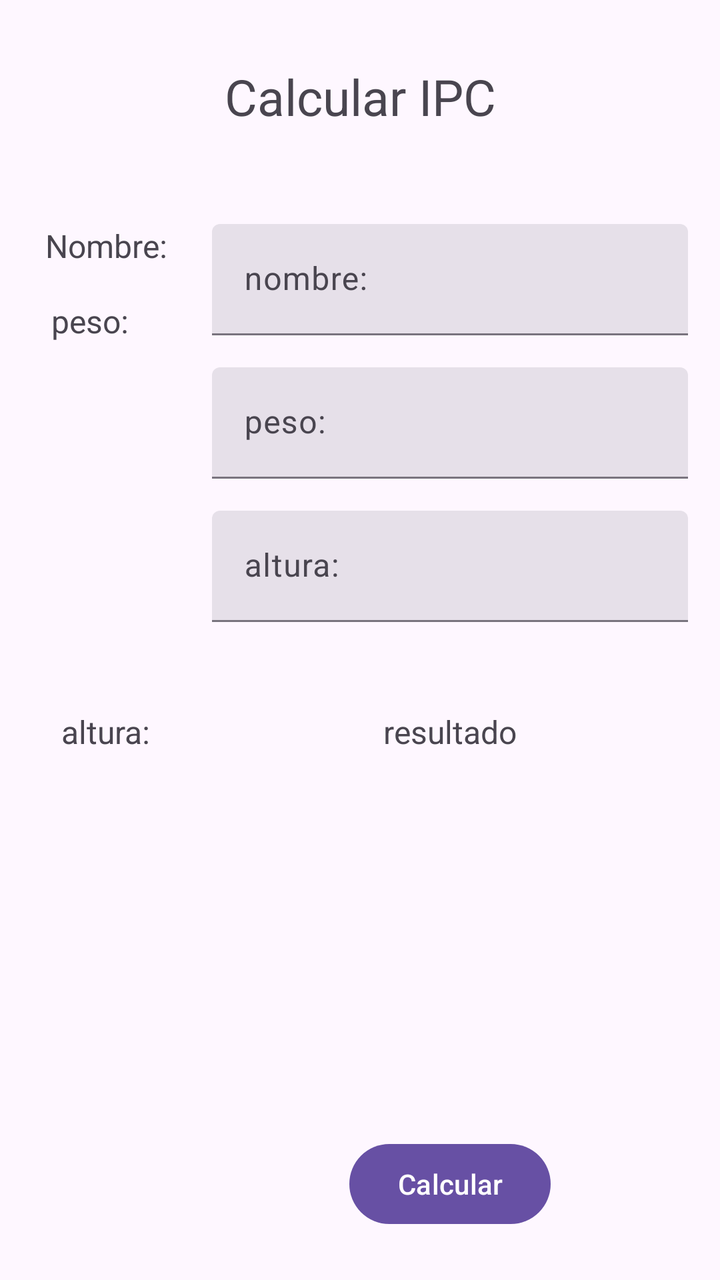
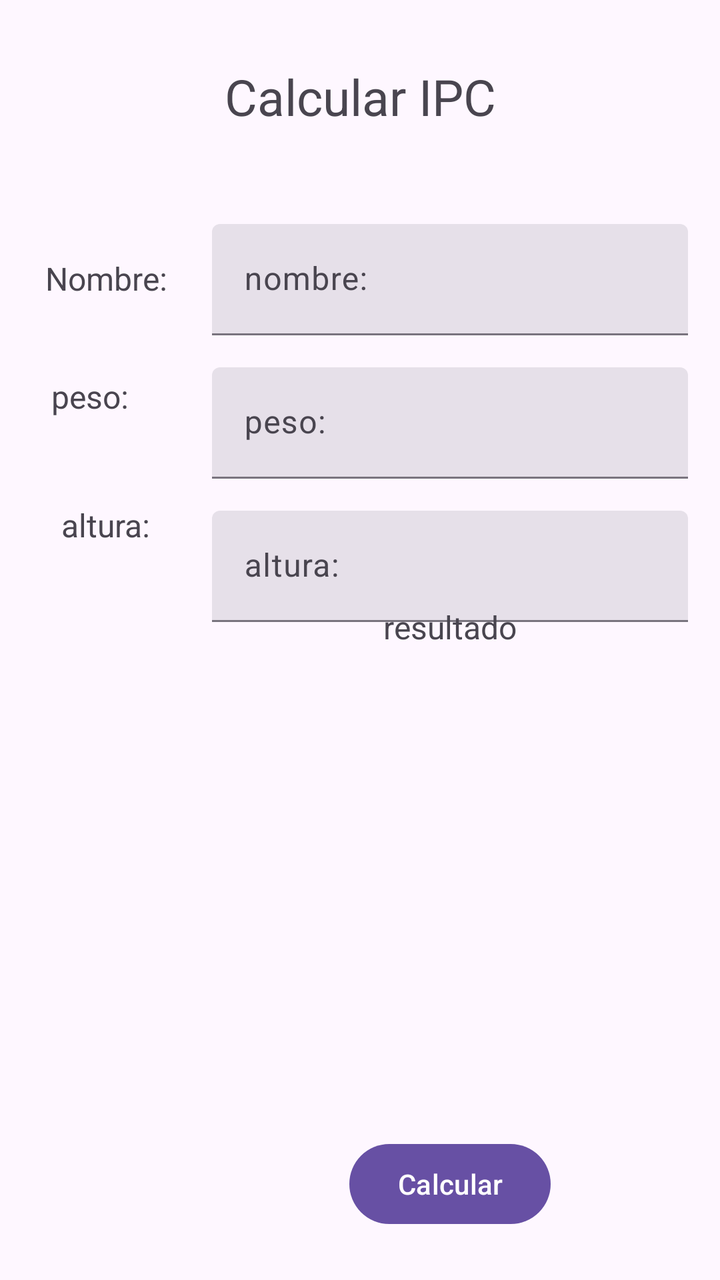

The first picture is an Android layout as it rendered before a commit; the second is the same layout after the commit. The layout source and the unified diff follow.
<!-- AndroidManifest.xml: application theme Theme.CalcularIpc -->
<!-- res/layout/activity_main.xml -->
<?xml version="1.0" encoding="utf-8"?>
<androidx.constraintlayout.widget.ConstraintLayout xmlns:android="http://schemas.android.com/apk/res/android"
    xmlns:app="http://schemas.android.com/apk/res-auto"
    xmlns:tools="http://schemas.android.com/tools"
    android:id="@+id/main"
    android:layout_width="match_parent"
    android:layout_height="match_parent"
    tools:context=".ui.main.MainActivity">

    <androidx.constraintlayout.widget.Guideline
        android:id="@+id/guidelineHorizontalTop"
        android:layout_width="wrap_content"
        android:layout_height="wrap_content"
        android:orientation="horizontal"
        app:layout_constraintGuide_percent="0.15"/>

    <androidx.constraintlayout.widget.Guideline
        android:id="@+id/guidelineHorizontalBottom"
        android:layout_width="wrap_content"
        android:layout_height="wrap_content"
        android:orientation="horizontal"
        app:layout_constraintGuide_percent="0.85"/>

    <androidx.constraintlayout.widget.Guideline
        android:id="@+id/guidelineVerticalLeft"
        android:layout_width="wrap_content"
        android:layout_height="wrap_content"
        android:orientation="vertical"
        app:layout_constraintGuide_percent="0.25"/>

    <TextView
        android:layout_width="wrap_content"
        android:layout_height="wrap_content"
        android:text="Calcular IPC"
        android:textSize="@dimen/_25sp"
        app:layout_constraintBottom_toBottomOf="@id/guidelineHorizontalTop"
        app:layout_constraintEnd_toEndOf="parent"
        app:layout_constraintStart_toStartOf="parent"
        app:layout_constraintTop_toTopOf="parent" />


    <TextView
        android:id="@+id/nombreLabel"
        android:layout_width="wrap_content"
        android:layout_height="wrap_content"
        android:text="@string/nombreLabel"
        android:textSize="16sp"
        android:layout_marginTop="@dimen/_16dp"
        android:layout_marginBottom="@dimen/_16dp"
        app:layout_constraintEnd_toStartOf="@+id/inputNombre"
        app:layout_constraintStart_toStartOf="parent"
        app:layout_constraintTop_toTopOf="@+id/guidelineHorizontalTop" />

    <TextView
        android:id="@+id/pesoLabel"
        android:layout_width="wrap_content"
        android:layout_height="wrap_content"
        android:text="@string/pesoLabel"
        android:textSize="16sp"
        android:layout_marginTop="@dimen/_16dp"
        android:layout_marginBottom="@dimen/_16dp"
        app:layout_constraintEnd_toStartOf="@+id/guidelineVerticalLeft"
        app:layout_constraintStart_toStartOf="parent"
        app:layout_constraintTop_toBottomOf="@+id/nombreLabel" />

    <TextView
        android:id="@+id/alturaLabel"
        android:layout_width="wrap_content"
        android:layout_height="wrap_content"
        android:layout_marginTop="@dimen/_16dp"
        android:text="@string/altura"
        android:textSize="16sp"

        app:layout_constraintBottom_toTopOf="@+id/guidelineHorizontalBottom"
        app:layout_constraintEnd_toStartOf="@+id/inputAltura"
        app:layout_constraintStart_toStartOf="parent"
        app:layout_constraintTop_toBottomOf="@+id/pesoLabel" />

    <com.google.android.material.textfield.TextInputLayout
        android:id="@+id/inputNombre"
        style="?attr/textInputFilledStyle"
        android:layout_width="0dp"
        android:layout_height="wrap_content"
        android:hint="@string/nombre"
        app:layout_constraintEnd_toEndOf="parent"

        app:layout_constraintStart_toStartOf="@+id/guidelineVerticalLeft"
        app:layout_constraintTop_toBottomOf="@+id/guidelineHorizontalTop"
        android:layout_marginTop="@dimen/_16dp"
        android:layout_marginStart="@dimen/_16dp"
        android:layout_marginEnd="@dimen/_16dp">

        <com.google.android.material.textfield.TextInputEditText
            android:id="@+id/etNombre"
            android:layout_width="match_parent"
            android:layout_height="wrap_content" />

    </com.google.android.material.textfield.TextInputLayout>


    <com.google.android.material.textfield.TextInputLayout
        android:id="@+id/inputPeso"
        style="?attr/textInputFilledStyle"
        android:layout_width="0dp"
        android:layout_height="wrap_content"
        android:hint="@string/peso"
        app:layout_constraintEnd_toEndOf="parent"

        app:layout_constraintStart_toStartOf="@+id/guidelineVerticalLeft"
        app:layout_constraintTop_toBottomOf="@+id/inputNombre"
        android:layout_marginTop="@dimen/_16dp"
        android:layout_marginStart="@dimen/_16dp"
        android:layout_marginEnd="@dimen/_16dp">

        <com.google.android.material.textfield.TextInputEditText
            android:id="@+id/etPeso"
            android:layout_width="match_parent"
            android:layout_height="wrap_content" />

    </com.google.android.material.textfield.TextInputLayout>

    <com.google.android.material.textfield.TextInputLayout
        android:id="@+id/inputAltura"
        style="?attr/textInputFilledStyle"
        android:layout_width="0dp"
        android:layout_height="wrap_content"
        android:hint="@string/altura"
        app:layout_constraintEnd_toEndOf="parent"

        app:layout_constraintStart_toStartOf="@+id/guidelineVerticalLeft"
        app:layout_constraintTop_toBottomOf="@+id/inputPeso"
        android:layout_marginTop="@dimen/_16dp"
        android:layout_marginStart="@dimen/_16dp"
        android:layout_marginEnd="@dimen/_16dp">

        <com.google.android.material.textfield.TextInputEditText
            android:id="@+id/etAltura"
            android:layout_width="match_parent"
            android:layout_height="wrap_content" />

    </com.google.android.material.textfield.TextInputLayout>

    <TextView
        android:id="@+id/textoResultado"
        android:layout_width="wrap_content"
        android:layout_height="wrap_content"
        android:layout_marginTop="@dimen/_16dp"
        android:text="resultado"
        android:textSize="16sp"

        app:layout_constraintBottom_toTopOf="@+id/guidelineHorizontalBottom"
        app:layout_constraintEnd_toEndOf="parent"
        app:layout_constraintStart_toStartOf="@+id/guidelineVerticalLeft"
        app:layout_constraintTop_toBottomOf="@+id/pesoLabel" />

    <Button
        android:id="@+id/buttonCalcular"
        android:layout_width="wrap_content"
        android:layout_height="wrap_content"
        android:text="@string/calcular"
        app:layout_constraintBottom_toBottomOf="parent"
        app:layout_constraintEnd_toEndOf="parent"
        app:layout_constraintStart_toStartOf="@+id/guidelineVerticalLeft"
        app:layout_constraintTop_toTopOf="@+id/guidelineHorizontalBottom" />


</androidx.constraintlayout.widget.ConstraintLayout>
<!-- resources referenced by this layout -->
<resources>
  <dimen name="_16dp">16dp</dimen>
  <dimen name="_25sp">25sp</dimen>
  <string name="altura">altura:</string>
  <string name="calcular">Calcular</string>
  <string name="nombre">nombre:</string>
  <string name="nombreLabel">Nombre:</string>
  <string name="peso">peso:</string>
  <string name="pesoLabel">peso:</string>
  <style name="Theme.CalcularIpc" parent="Base.Theme.CalcularIpc" />
  <style name="Base.Theme.CalcularIpc" parent="Theme.Material3.DayNight.NoActionBar">
          
          
      </style>
</resources>

<!-- the commit's change to res/layout/activity_main.xml (unified diff, before → after) -->
@@ -15,6 +15,36 @@
         app:layout_constraintGuide_percent="0.15"/>
 
     <androidx.constraintlayout.widget.Guideline
+        android:id="@+id/guidelineHorizontalInput1"
+        android:layout_width="wrap_content"
+        android:layout_height="wrap_content"
+        android:orientation="horizontal"
+        app:layout_constraintGuide_percent="0.26"/>
+    <androidx.constraintlayout.widget.Guideline
+
+        android:id="@+id/guidelineHorizontalInput2"
+        android:layout_width="wrap_content"
+        android:layout_height="wrap_content"
+        android:orientation="horizontal"
+        app:layout_constraintGuide_percent="0.36"/>
+
+    <androidx.constraintlayout.widget.Guideline
+
+        android:id="@+id/guidelineHorizontalInput3"
+        android:layout_width="wrap_content"
+        android:layout_height="wrap_content"
+        android:orientation="horizontal"
+        app:layout_constraintGuide_percent="0.46"/>
+
+    <androidx.constraintlayout.widget.Guideline
+
+        android:id="@+id/guidelineHorizontalResultado"
+        android:layout_width="wrap_content"
+        android:layout_height="wrap_content"
+        android:orientation="horizontal"
+        app:layout_constraintGuide_percent="0.52"/>
+
+    <androidx.constraintlayout.widget.Guideline
         android:id="@+id/guidelineHorizontalBottom"
         android:layout_width="wrap_content"
         android:layout_height="wrap_content"
@@ -43,10 +73,10 @@
         android:id="@+id/nombreLabel"
         android:layout_width="wrap_content"
         android:layout_height="wrap_content"
+        android:layout_marginTop="@dimen/_16dp"
         android:text="@string/nombreLabel"
         android:textSize="16sp"
-        android:layout_marginTop="@dimen/_16dp"
-        android:layout_marginBottom="@dimen/_16dp"
+        app:layout_constraintBottom_toTopOf="@+id/guidelineHorizontalInput1"
         app:layout_constraintEnd_toStartOf="@+id/inputNombre"
         app:layout_constraintStart_toStartOf="parent"
         app:layout_constraintTop_toTopOf="@+id/guidelineHorizontalTop" />
@@ -55,10 +85,10 @@
         android:id="@+id/pesoLabel"
         android:layout_width="wrap_content"
         android:layout_height="wrap_content"
+        android:layout_marginTop="@dimen/_16dp"
         android:text="@string/pesoLabel"
         android:textSize="16sp"
-        android:layout_marginTop="@dimen/_16dp"
-        android:layout_marginBottom="@dimen/_16dp"
+        app:layout_constraintBottom_toTopOf="@+id/guidelineHorizontalInput2"
         app:layout_constraintEnd_toStartOf="@+id/guidelineVerticalLeft"
         app:layout_constraintStart_toStartOf="parent"
         app:layout_constraintTop_toBottomOf="@+id/nombreLabel" />
@@ -67,14 +97,14 @@
         android:id="@+id/alturaLabel"
         android:layout_width="wrap_content"
         android:layout_height="wrap_content"
-        android:layout_marginTop="@dimen/_16dp"
         android:text="@string/altura"
         android:textSize="16sp"
 
-        app:layout_constraintBottom_toTopOf="@+id/guidelineHorizontalBottom"
+
+        app:layout_constraintBottom_toTopOf="@+id/guidelineHorizontalInput3"
         app:layout_constraintEnd_toStartOf="@+id/inputAltura"
         app:layout_constraintStart_toStartOf="parent"
-        app:layout_constraintTop_toBottomOf="@+id/pesoLabel" />
+        app:layout_constraintTop_toTopOf="@+id/guidelineHorizontalInput2" />
 
     <com.google.android.material.textfield.TextInputLayout
         android:id="@+id/inputNombre"
@@ -144,14 +174,25 @@
         android:id="@+id/textoResultado"
         android:layout_width="wrap_content"
         android:layout_height="wrap_content"
-        android:layout_marginTop="@dimen/_16dp"
         android:text="resultado"
         android:textSize="16sp"
 
-        app:layout_constraintBottom_toTopOf="@+id/guidelineHorizontalBottom"
-        app:layout_constraintEnd_toEndOf="parent"
-        app:layout_constraintStart_toStartOf="@+id/guidelineVerticalLeft"
-        app:layout_constraintTop_toBottomOf="@+id/pesoLabel" />
+        app:layout_constraintBottom_toTopOf="@+id/guidelineHorizontalResultado"
+        app:layout_constraintEnd_toEndOf="parent"
+        app:layout_constraintStart_toStartOf="@+id/guidelineVerticalLeft"
+        app:layout_constraintTop_toTopOf="@+id/guidelineHorizontalInput3" />
+
+    <androidx.recyclerview.widget.RecyclerView
+        android:id="@+id/recyclerViewImc"
+        android:layout_width="0dp"
+        android:layout_height="0dp"
+        android:layout_marginTop="16dp"
+        android:layout_marginBottom="16dp"
+        app:layoutManager="androidx.recyclerview.widget.LinearLayoutManager"
+        app:layout_constraintBottom_toTopOf="@+id/buttonCalcular"
+        app:layout_constraintEnd_toEndOf="parent"
+        app:layout_constraintStart_toStartOf="@+id/guidelineVerticalLeft"
+        app:layout_constraintTop_toBottomOf="@+id/textoResultado" />
 
     <Button
         android:id="@+id/buttonCalcular"
